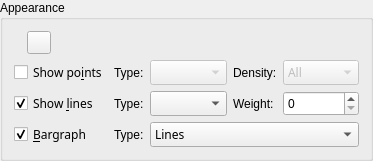
Old version of the form src/widgets/curveappearance.ui in the repository Kst-plot/kst.
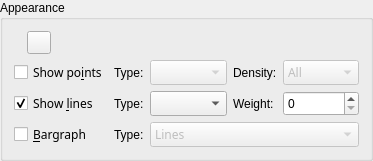
New version of the form. Custom widgets are drawn as their Qt base class.

Commit message: Implementation of CurveAppearance widget and connecting it to the Curve and Equation dialogs.

```diff
--- a/src/widgets/curveappearance.ui
+++ b/src/widgets/curveappearance.ui
@@ -43,7 +43,9 @@
       <string>Appearance</string>
      </property>
      <layout class="QGridLayout" >
-      <item row="0" column="0" >
+      <item row="0" column="0" colspan="7" >
+       <layout class="QHBoxLayout" >
+        <item>
        <widget class="QLabel" name="_label" >
         <property name="sizePolicy" >
          <sizepolicy vsizetype="Preferred" hsizetype="Fixed" >
@@ -65,7 +67,7 @@
         </property>
        </widget>
       </item>
-      <item row="0" column="1" >
+        <item>
        <widget class="Kst::ColorButton" name="_color" >
         <property name="sizePolicy" >
          <sizepolicy vsizetype="Fixed" hsizetype="Fixed" >
@@ -75,7 +77,7 @@
         </property>
        </widget>
       </item>
-      <item row="0" column="2" colspan="5" >
+        <item>
        <spacer>
         <property name="orientation" >
          <enum>Qt::Horizontal</enum>
@@ -85,12 +87,14 @@
         </property>
         <property name="sizeHint" >
          <size>
-          <width>230</width>
+            <width>30</width>
           <height>21</height>
          </size>
         </property>
        </spacer>
       </item>
+       </layout>
+      </item>
       <item row="1" column="0" colspan="3" >
        <widget class="QCheckBox" name="_showPoints" >
         <property name="sizePolicy" >
@@ -133,12 +137,12 @@
          <bool>false</bool>
         </property>
         <property name="buddy" >
-         <cstring>_combo</cstring>
+         <cstring>_comboPointSymbol</cstring>
         </property>
        </widget>
       </item>
       <item row="1" column="4" >
-       <widget class="QComboBox" name="_combo" >
+       <widget class="QComboBox" name="_comboPointSymbol" >
         <property name="enabled" >
          <bool>false</bool>
         </property>
@@ -382,7 +386,7 @@
          <string>&amp;Bargraph</string>
         </property>
         <property name="checked" >
-         <bool>true</bool>
+         <bool>false</bool>
         </property>
        </widget>
       </item>
@@ -407,6 +411,9 @@
       </item>
       <item row="3" column="4" colspan="3" >
        <widget class="QComboBox" name="_barStyle" >
+        <property name="enabled" >
+         <bool>false</bool>
+        </property>
         <property name="sizePolicy" >
          <sizepolicy vsizetype="Fixed" hsizetype="MinimumExpanding" >
           <horstretch>0</horstretch>
```
Left out of the diff: 2 changed lines with no effect on the pictures. Lines whose indentation alone changed are shown as unchanged. The commit also changes 6 other files.
